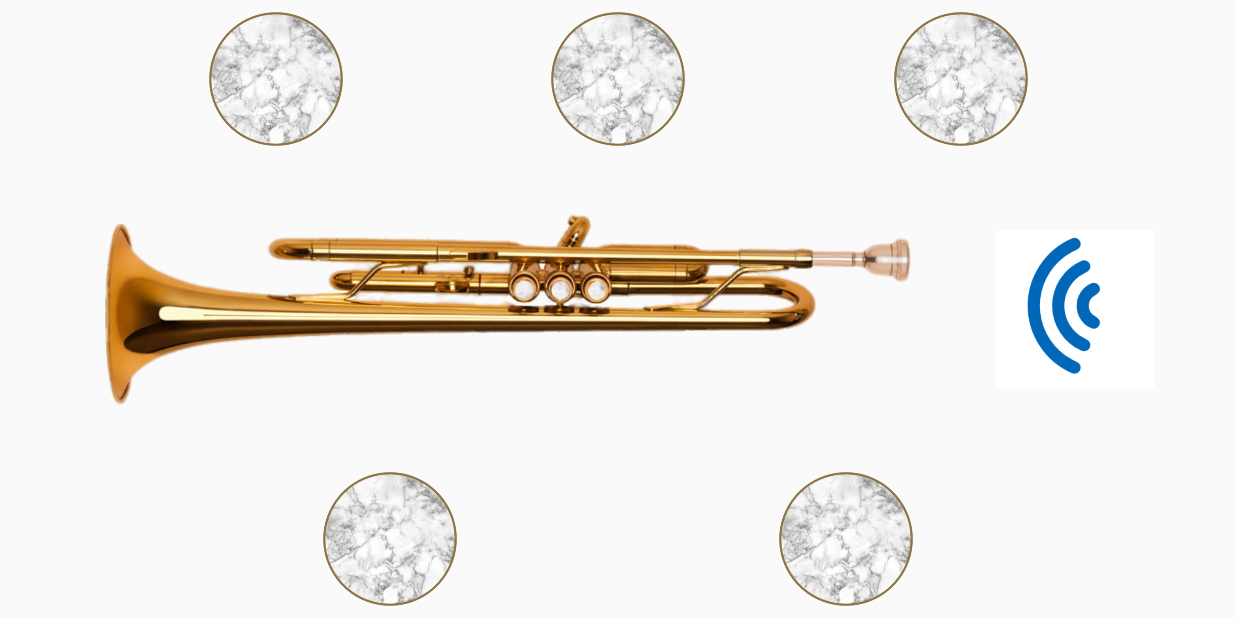
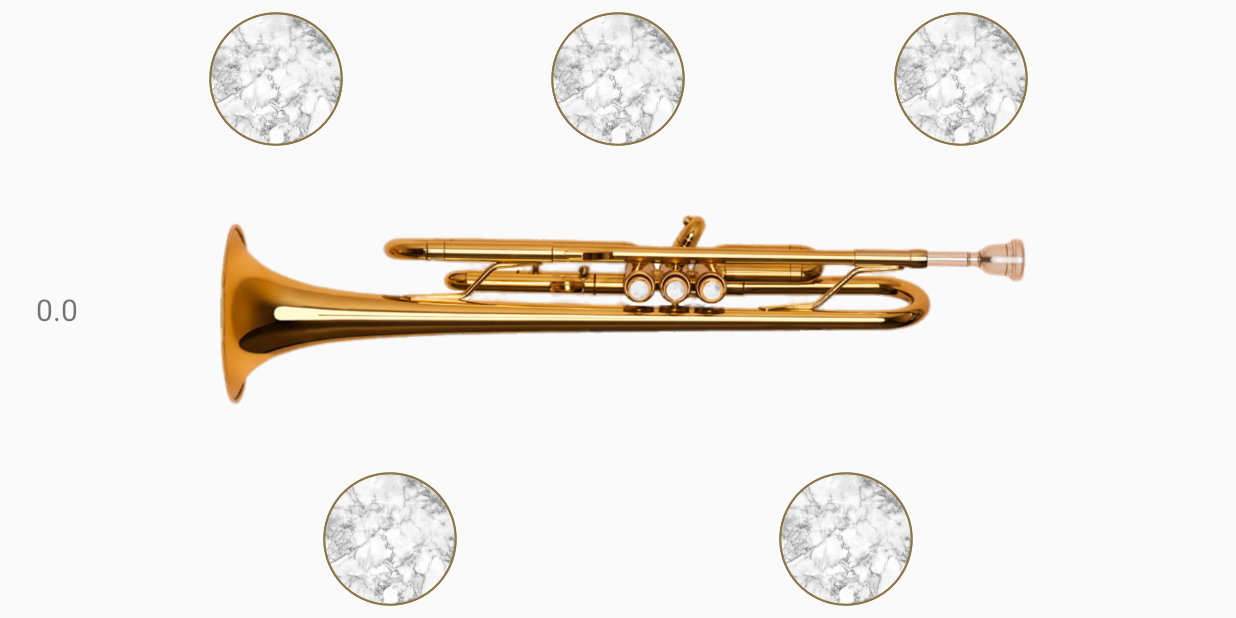
Before and after one commit to millsoftspb/TrampetSimulator_ver3, an Android app: the screen it shows after launch (MainActivity before the commit, PlayActivity after it), on a phone screen of 824 x 412 dp (held sideways). Run offline under Robolectric (Android 15) with nearby library versions, the phone set to English and light mode, and no system bars.

Commit message:
change trumpetModel and PlayActivity

```diff
--- a/app/src/main/AndroidManifest.xml
+++ b/app/src/main/AndroidManifest.xml
@@ -9,7 +9,9 @@
         android:roundIcon="@mipmap/ic_launcher_round"
         android:supportsRtl="true"
         android:theme="@style/AppTheme">
-        <activity android:name=".MainActivity"
+
+        <activity
+            android:name=".PlayActivity"
             android:screenOrientation="landscape">
             <intent-filter>
                 <action android:name="android.intent.action.MAIN" />
@@ -18,5 +20,5 @@
             </intent-filter>
         </activity>
     </application>
-
+    <uses-permission android:name="android.permission.RECORD_AUDIO" />
 </manifest>
--- a/app/src/main/java/com/millsoftspb/trampetsimulator_ver3/MainActivity.java
+++ b/app/src/main/java/com/millsoftspb/trampetsimulator_ver3/PlayActivity.java
@@ -1,23 +1,50 @@
 package com.millsoftspb.trampetsimulator_ver3;
 
-import android.media.MicrophoneInfo;
 import android.support.v7.app.AppCompatActivity;
 import android.os.Bundle;
 import android.view.MotionEvent;
 import android.view.View;
 import android.widget.ImageView;
+import android.widget.TextView;
+import android.widget.Toast;
 
-public class MainActivity extends AppCompatActivity implements View.OnTouchListener {
+import java.util.Timer;
+import java.util.TimerTask;
+
+public class PlayActivity extends AppCompatActivity implements View.OnTouchListener {
 
     View mDecorView;
+    TextView textView;//temp
     private ImageView valve_1, valve_2, valve_3;
     boolean isDownValve_1, isDownValve_2, isDownValve_3 = false;
     SoundMeter soundMeter;
+    private Timer myTimer;
+    TrumpetModel trumpet;
+    private int note;
+    double amplitude;
+
 
     @Override
     protected void onCreate(Bundle savedInstanceState) {
         super.onCreate(savedInstanceState);
         setContentView(R.layout.activity_main);
+
+        //temp
+        textView = findViewById(R.id.textView);
+
+        //init trumpet;
+        trumpet = new TrumpetModel(this);
+
+
+        //init timer
+        myTimer = new Timer();
+        myTimer.schedule(new TimerTask() {
+            @Override
+            public void run() {
+                TimerMethod();
+            }
+
+        }, 0, 300);
 
         //init soundmeter
         soundMeter = new SoundMeter();
@@ -78,4 +105,52 @@ public class MainActivity extends AppCompatActivity implements View.OnTouchListe
         }
         return true;
     }
+
+
+    private void TimerMethod() {
+        this.runOnUiThread(Timer_Tick);
+    }
+
+    private Runnable Timer_Tick = new Runnable() {
+        public void run() {
+            amplitude = soundMeter.getAmplitude();
+
+            textView.setText(String.valueOf(amplitude));//temp
+
+     if(amplitude>600) {
+
+             //******D*******
+             if (isDownValve_1&!isDownValve_2&isDownValve_3) note = trumpet.soundD;//  -=тТт=<
+
+             //******F*******
+             if (isDownValve_1&!isDownValve_2&!isDownValve_3) note = trumpet.soundF;//  -=тТT=<
+
+             //******B*******
+             if (!isDownValve_1&isDownValve_2&!isDownValve_3) note = trumpet.soundB;//  -=TтТ=<
+
+             //******E*******
+             if (isDownValve_1&isDownValve_2&!isDownValve_3) note = trumpet.soundE;//-  -=ттТ=<
+
+             //******A*******
+             if (isDownValve_1&isDownValve_2&!isDownValve_3) note = trumpet.soundA;//+  -=ттТ=<
+
+             //******C*******
+             if (!isDownValve_1&!isDownValve_2&!isDownValve_3) note = trumpet.soundC;//-  -=ТТТ=<
+
+
+             trumpet.play(note);
+         }
+     else trumpet.stop();
+
+     }
+
+    };
+
+
+    @Override
+    protected void onDestroy() {
+        super.onDestroy();
+        if (trumpet != null) trumpet.destroy();
+        if (soundMeter != null) soundMeter.destroy();
+    }
 }
--- a/app/src/main/res/layout/activity_main.xml
+++ b/app/src/main/res/layout/activity_main.xml
@@ -4,7 +4,7 @@
     xmlns:tools="http://schemas.android.com/tools"
     android:layout_width="match_parent"
     android:layout_height="match_parent"
-    tools:context=".MainActivity">
+    tools:context=".PlayActivity">
 
     <ImageView
         android:id="@+id/imageOctav2"
@@ -72,24 +72,25 @@
         android:layout_height="189dp"
         android:layout_marginStart="16dp"
         android:layout_marginTop="8dp"
+        android:layout_marginEnd="8dp"
         android:layout_marginBottom="8dp"
         app:layout_constraintBottom_toBottomOf="parent"
-        app:layout_constraintEnd_toStartOf="@+id/imageSoundMic"
-        app:layout_constraintHorizontal_bias="0.5"
+        app:layout_constraintEnd_toEndOf="parent"
         app:layout_constraintStart_toStartOf="parent"
         app:layout_constraintTop_toTopOf="parent"
         app:srcCompat="@drawable/trumpetcut" />
 
-    <ImageView
-        android:id="@+id/imageSoundMic"
-        android:layout_width="106dp"
-        android:layout_height="195dp"
+    <TextView
+        android:id="@+id/textView"
+        android:layout_width="wrap_content"
+        android:layout_height="wrap_content"
+        android:layout_marginStart="24dp"
         android:layout_marginTop="8dp"
         android:layout_marginBottom="8dp"
+        android:text="0"
+        android:textSize="20sp"
         app:layout_constraintBottom_toBottomOf="parent"
-        app:layout_constraintEnd_toEndOf="parent"
-        app:layout_constraintHorizontal_bias="0.5"
-        app:layout_constraintStart_toEndOf="@+id/imageTrumpet"
-        app:layout_constraintTop_toTopOf="parent"
-        app:srcCompat="@drawable/sound" />
+        app:layout_constraintStart_toStartOf="parent"
+        app:layout_constraintTop_toTopOf="parent" />
+
 </android.support.constraint.ConstraintLayout>
```
Also changed, not shown: app/src/main/java/com/millsoftspb/trampetsimulator_ver3/SoundMeter.java (+14 -2 lines), app/src/main/java/com/millsoftspb/trampetsimulator_ver3/TrumpetModel.java (+40 -78 lines).
